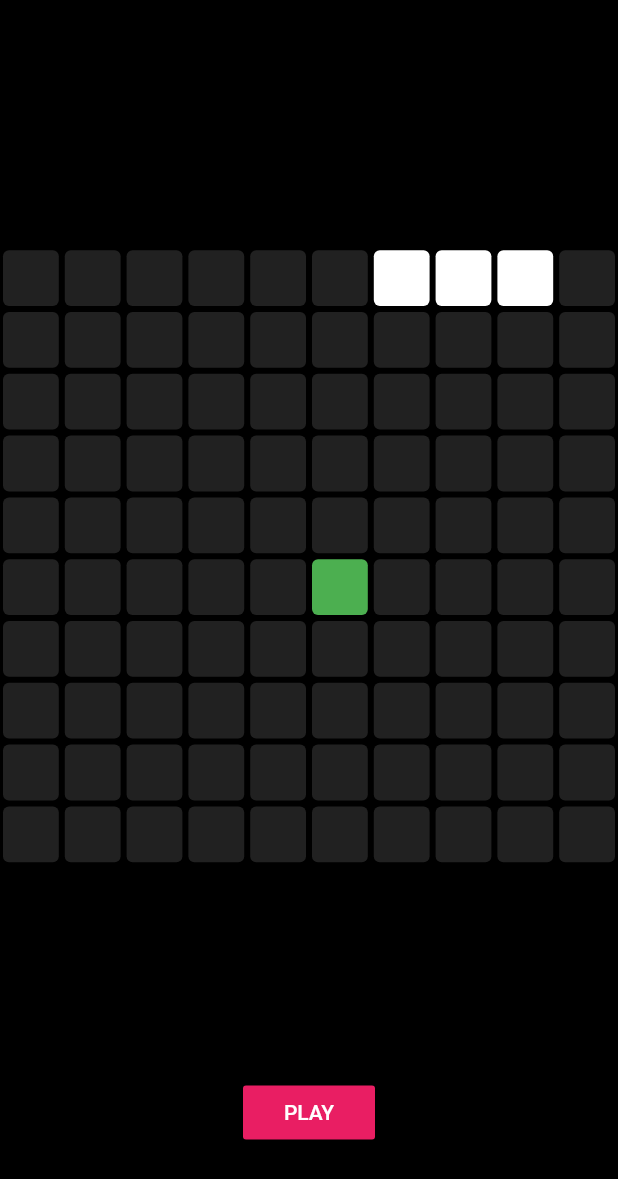
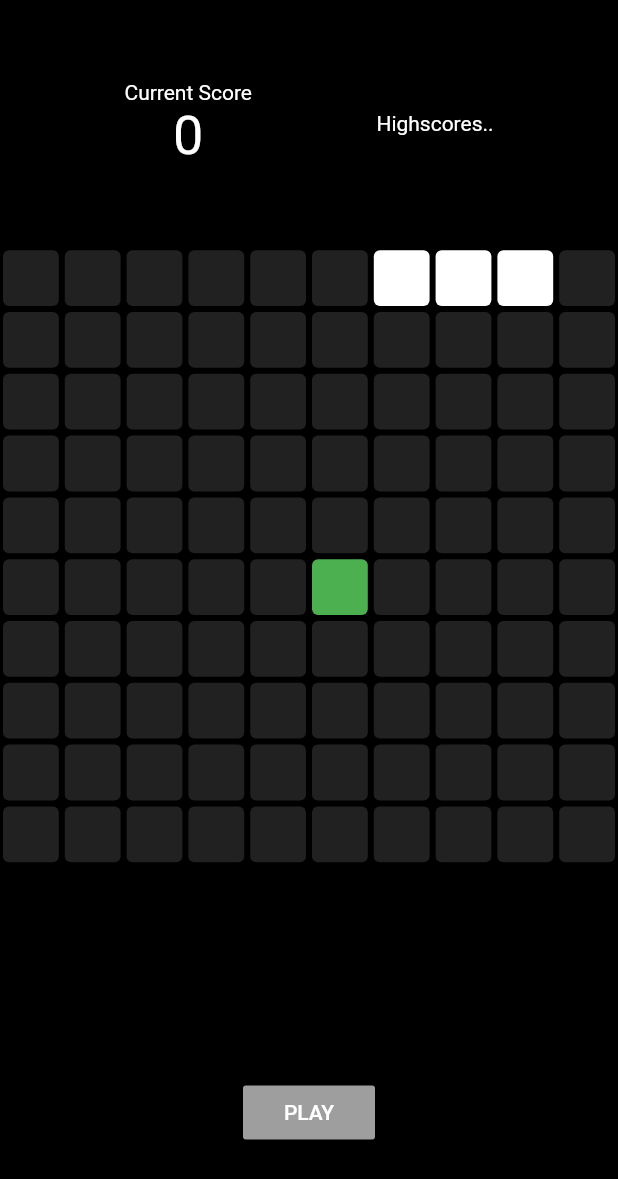
Before and after one commit to justhoadoan/snake_game, a Flutter app: the screen it shows after launch, after a tap on "PLAY", on a phone screen of 412 x 824 dp. Shown: the top 1179 px of the screen. Run offline on Flutter 3.47's test engine with Material 2 defaults, Android fonts, the phone set to English and light mode, and no system bars.

Commit message:
really a big update..

```diff
--- a/lib/home.dart
+++ b/lib/home.dart
@@ -20,6 +20,10 @@ import 'package:snakegame/food_pixel.dart';
 //grid dimensions
 int rowSize = 10;
 int totalNumberOfSquares = 100;
+
+bool gameHasStarted = false;
+//user score
+int currentScore = 0;
 // snake postition
 List<int> snakePos = [
 0,
@@ -32,6 +36,7 @@ var currentDirection= snake_Direction.RIGHT;
 int foodPos = 55;
 //start the game
 void startGame(){
+  gameHasStarted = true;
   Timer.periodic(Duration(milliseconds: 200), (timer){
     setState(() {
       moveSnake();
@@ -39,9 +44,30 @@ void startGame(){
        timer.cancel();
         showDialog(
           context: context,
+          barrierDismissible: false,
           builder: (builder){
             return AlertDialog(
              title: Text('Game over'),
+             content: Column(
+               children: [
+                 Text('Your score is '+ currentScore.toString()),
+                 TextField(
+                  decoration: InputDecoration(hintText: 'Enter name'),
+                 ),
+               ],
+             ),
+             actions: [
+              MaterialButton(
+                onPressed: ()  {
+                  Navigator.pop(context);
+                  sumbitScore();
+
+                  newGame();
+                },
+                child: Text('Sumbit'),
+                color: Colors.pink,
+              )
+             ],
              );
 
          });
@@ -52,7 +78,25 @@ void startGame(){
   });
 
 }
+void sumbitScore(){
+
+//initState();
+}
+void newGame(){
+  setState(() {
+     snakePos = [
+0,
+1,
+2,
+];
+foodPos = 55;
+currentDirection = snake_Direction.RIGHT;
+gameHasStarted = false;
+currentScore = 0;
+  });
+}
 void eatFood(){
+  currentScore ++;
 while (snakePos.contains(foodPos)){
   foodPos = Random().nextInt(totalNumberOfSquares);
 }
@@ -139,11 +183,27 @@ bool gameOver(){
         children: [
           //scores
           Flexible(
+fit: FlexFit.tight,
+      child: Row(
+        mainAxisAlignment: MainAxisAlignment.spaceEvenly,
+        children:[
+          //user current score
+          Column(
+            mainAxisAlignment: MainAxisAlignment.center,
+            children: [
+              Text('Current Score'),
+              Text(
+                currentScore.toString(),
+                style: TextStyle(fontSize: 36),
+                ),
+            ],
+          ),
+          //high score
+          Text('Highscores..')
+        ],
+      ),
 
-      fit: FlexFit.tight,
-      child: Container(
 
-),
           ),
           //game grid
            Flexible(
@@ -203,8 +263,8 @@ bool gameOver(){
         child: Center(
           child: MaterialButton(
             child: Text('PLAY'),
-            color: Colors.pink,
-            onPressed: startGame ,
+            color: gameHasStarted ? Colors.grey:  Colors.pink,
+            onPressed: gameHasStarted ? (){} : startGame ,
 
             )
             )
```
